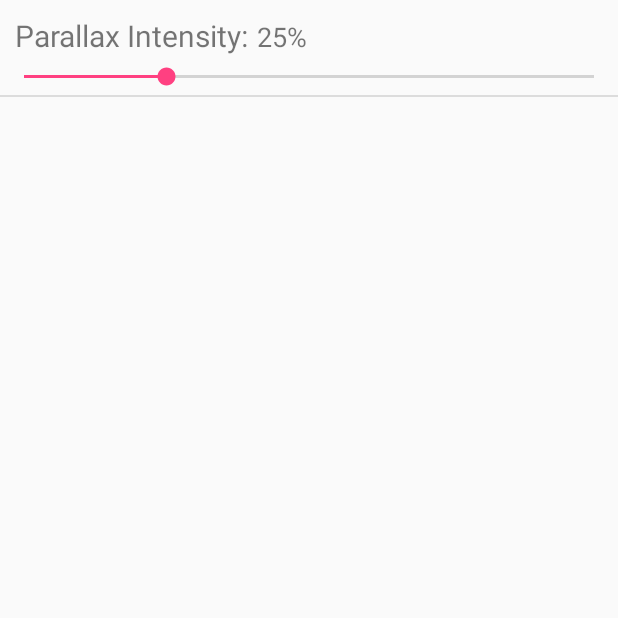
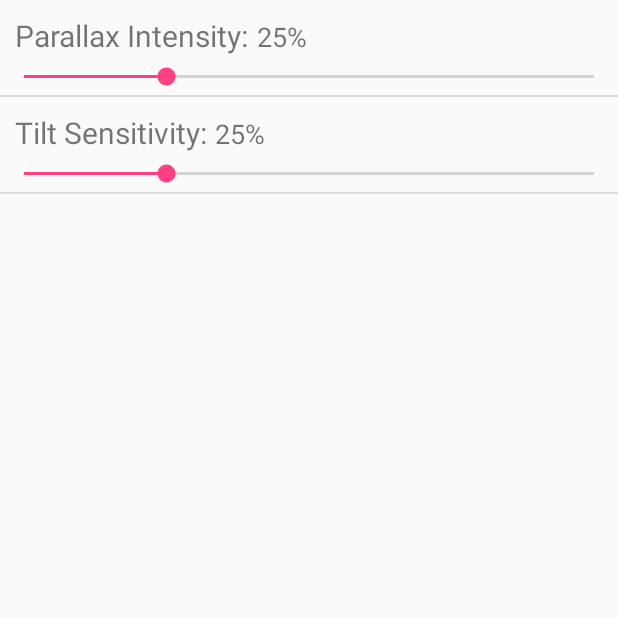
Before and after one commit to ne3x7/TARDIS, an Android app: the SettingsActivity screen opened directly, with no data from a screen before it, on a phone screen of 412 x 824 dp, the top half of it. Run offline under Robolectric (Android 15) with nearby library versions, the phone set to English and light mode, and no system bars.

Commit message:
Added tilt sensitivity setting.

```diff
--- a/app/src/main/java/com/ne3x7/tardisparallaxlwp/SettingsActivity.java
+++ b/app/src/main/java/com/ne3x7/tardisparallaxlwp/SettingsActivity.java
@@ -7,7 +7,7 @@ import android.preference.PreferenceFragment;
 public class SettingsActivity extends Activity {
 
     private static final String TAG = "PERSONAL DEBUG DATA";
-    public static final String SEEK_BAR_KEY = "intensity";
+    public static final String INTENSITY_KEY = "intensity", TILT_KEY = "tilt";
     /**
      * Calls the fragment - it's the only way to avoid deprecated Activity-method addPreferencesFromResource
      */
--- a/app/src/main/res/values/strings.xml
+++ b/app/src/main/res/values/strings.xml
@@ -2,7 +2,9 @@
     <string name="app_name">TARDIS Parallax LWP</string>
     <string name="enable">Enable</string>
     <string name="btn">Set wallpaper</string>
-    <string name="inten">intensity</string>
-    <string name="preftitle">Parallax Intensity:</string>
+    <string name="intensity">intensity</string>
+    <string name="tilt">tilt</string>
+    <string name="pref_intensity_title">Parallax Intensity:</string>
+    <string name="pref_tilt_title">Tilt Sensitivity:</string>
     <string name="settings_main_category">Settings Control</string>
 </resources>
--- a/app/src/main/res/xml/pref.xml
+++ b/app/src/main/res/xml/pref.xml
@@ -4,8 +4,16 @@
     android:title="@string/settings_main_category"
     >
     <com.ne3x7.tardisparallaxlwp.SeekBarPreference
-        android:key="@string/inten"
-        android:title="@string/preftitle"
+        android:key="@string/intensity"
+        android:title="@string/pref_intensity_title"
+        attr:max="100"
+        attr:current="0"
+        android:defaultValue="25"
+        >
+    </com.ne3x7.tardisparallaxlwp.SeekBarPreference>
+    <com.ne3x7.tardisparallaxlwp.SeekBarPreference
+        android:key="@string/tilt"
+        android:title="@string/pref_tilt_title"
         attr:max="100"
         attr:current="0"
         android:defaultValue="25"
```
Also changed, not shown: app/src/main/java/com/ne3x7/tardisparallaxlwp/WallPaperService.java (+17 -9 lines).
